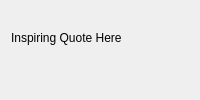
Old version of the form GUI/Ubuntu/src/gui/ui/base_layout.ui in the repository srebughini/ASALI.
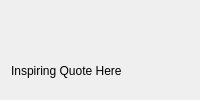
New version of the form. Icons and pictures are not drawn.

Commit message: Add dynamically resizing of the window based on the shown layout

```diff
--- a/GUI/Ubuntu/src/gui/ui/base_layout.ui
+++ b/GUI/Ubuntu/src/gui/ui/base_layout.ui
@@ -17,18 +17,12 @@
                     </property>
                 </widget>
             </item>
+            <!-- Use QWidget for dynamic content switching 
             <item>
-                <!-- Use QStackedWidget for dynamic content switching -->
-                <widget class="QStackedWidget" name="contentArea">
-                    <!-- No size constraints -->
-                    <property name="sizePolicy">
-                        <sizepolicy hsizetype="Preferred" vsizetype="Preferred">
-                            <horstretch>0</horstretch>
-                            <verstretch>0</verstretch>
-                        </sizepolicy>
-                    </property>
-                </widget>
-            </item>
+
+                <widget class="QWidget" name="contentArea">
+                </layout>
+            </item>-->
         </layout>
     </widget>
 </ui>
```
The commit also changes 7 other files.
